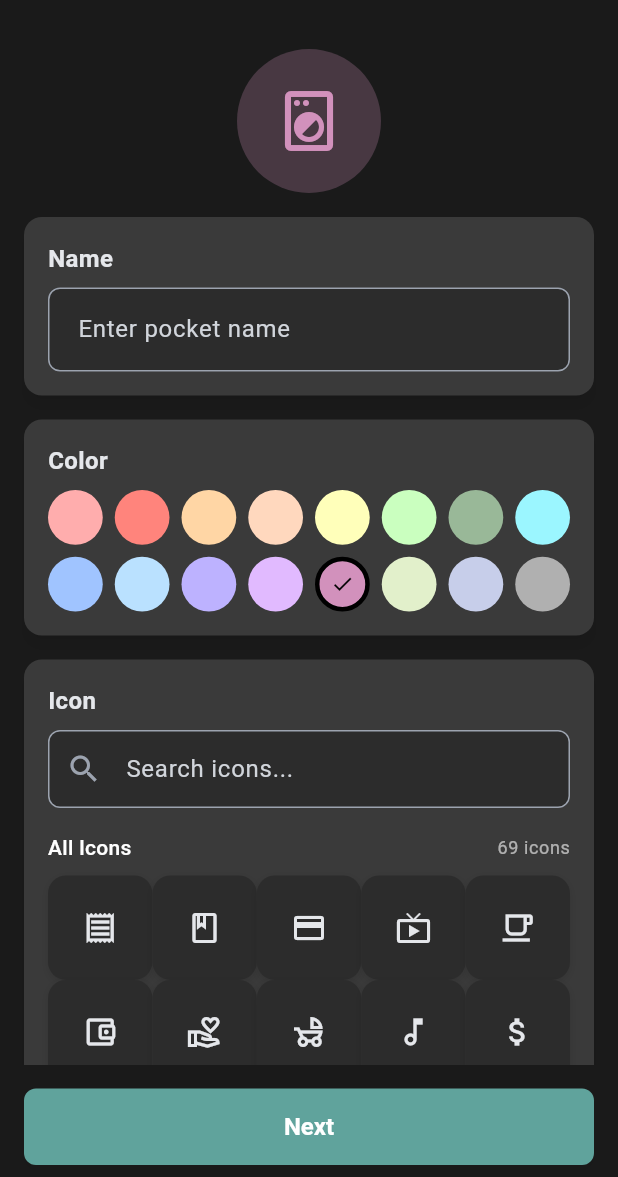
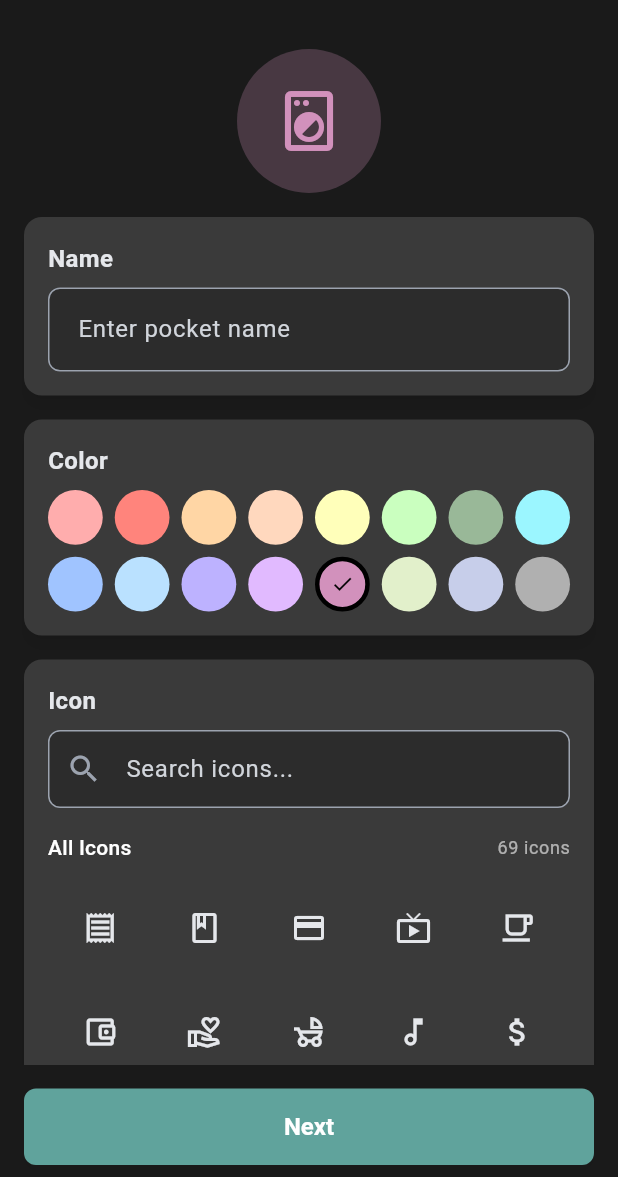
Before and after one commit to personal-dompet/mobile, a Flutter app: the CreatePocketPage screen opened by its route, on a phone screen of 412 x 824 dp, the part 59-1236 px from its top. Run offline on Flutter 3.47's test engine with Material 3 defaults, Android fonts, the phone set to English and light mode, and no system bars; drawn by our look-alikes of reactive_forms; our stand-ins replace dio, firebase_auth, firebase_core, flutter_dotenv, flutter_riverpod, go_router and 1 more; accounts and stored records are empty; generated files the repository leaves out were written again.

Commit message:
style(pocket): improve icon picker widget UI with transparent background and removed shadows
Co-authored-by: Qwen-Coder <qwen-coder@alibabacloud.com>

```diff
--- a/lib/features/pocket/presentation/widgets/icon_picker.dart
+++ b/lib/features/pocket/presentation/widgets/icon_picker.dart
@@ -159,7 +159,7 @@ class _IconPickerState extends ConsumerState<IconPicker> {
                   decoration: BoxDecoration(
                     color: isSelected && widget.form.color.value != null
                         ? widget.form.color.value?.withValues(alpha: 0.25)
-                        : Theme.of(context).cardColor,
+                        : Colors.transparent,
                     borderRadius: BorderRadius.circular(12),
                     border: Border.all(
                       color: isSelected && widget.form.color.value != null
@@ -167,13 +167,6 @@ class _IconPickerState extends ConsumerState<IconPicker> {
                           : Colors.transparent,
                       width: 2,
                     ),
-                    boxShadow: [
-                      BoxShadow(
-                        color: Colors.black.withValues(alpha: 0.1),
-                        blurRadius: 4,
-                        offset: const Offset(0, 2),
-                      ),
-                    ],
                   ),
                   child: Center(
                     child: Icon(
```
